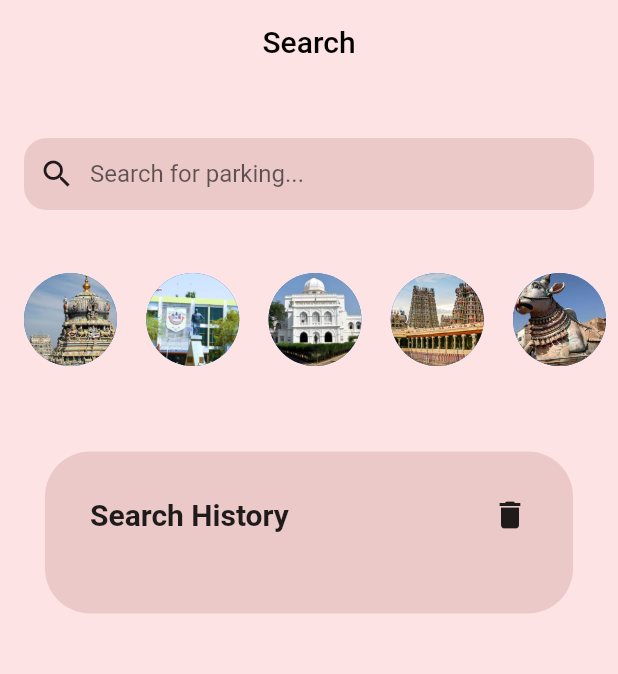
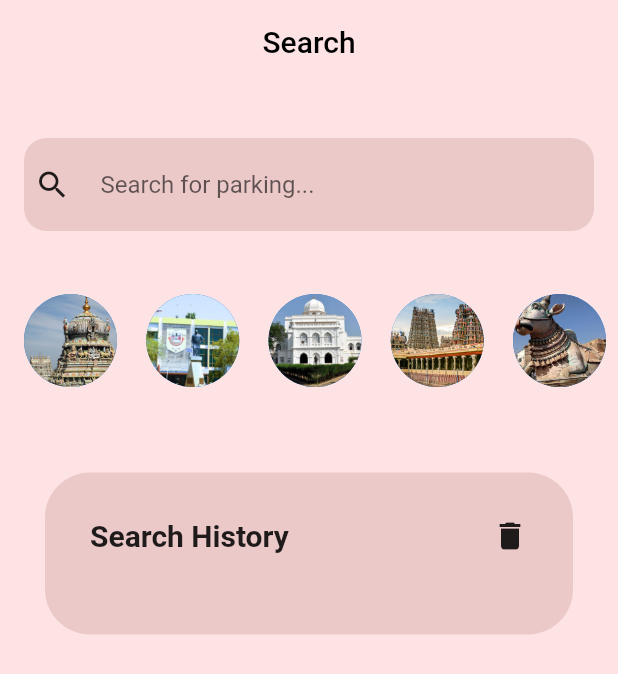
Before and after one commit to dhiyanesh-cyber/car-parking, a Flutter app: the SearchPage screen opened directly, on a phone screen of 412 x 824 dp. Shown: the top 674 px of the screen. Run offline on Flutter 3.47's test engine with Material 2 defaults, Android fonts, the phone set to English and light mode, and no system bars; our stand-ins replace cloud_firestore, firebase_auth, firebase_core, firebase_storage, geolocator, google_maps_flutter and 5 more; missing offline and left inert: android_intent_plus, flutter_polyline_points, pay, upi_india, upi_pay_india; accounts and stored records are empty.

Commit message:
rectify searchbar problem

```diff
--- a/lib/presentation/screens/search/search.dart
+++ b/lib/presentation/screens/search/search.dart
@@ -143,7 +143,7 @@ class _SearchBarState extends State<SearchBar> {
       padding: const EdgeInsets.all(16.0),
       child: GestureDetector(
         onTap: () {
-          // Clear focus to dismiss the keyboard and suggestion box
+          // Clear focus to dismiss the keyboard
           FocusScope.of(context).unfocus();
         },
         child: Container(
@@ -152,8 +152,10 @@ class _SearchBarState extends State<SearchBar> {
             borderRadius: BorderRadius.circular(15),
           ),
           child: Padding(
-            padding: const EdgeInsets.symmetric(horizontal: 10),
-            child: Row(
+            padding: const EdgeInsets.all(7.0),
+            child: Column(
+              children: [
+                Row(
                   children: [
                     Icon(Icons.search),
                     SizedBox(width: 10),
@@ -167,7 +169,7 @@ class _SearchBarState extends State<SearchBar> {
                         decoration: InputDecoration(
                           hintText: 'Search for parking...',
                           border: InputBorder.none,
-                      contentPadding: EdgeInsets.symmetric(vertical: 14),
+                          contentPadding: EdgeInsets.symmetric(horizontal: 10, vertical: 14),
                         ),
                       ),
                     ),
@@ -181,12 +183,32 @@ class _SearchBarState extends State<SearchBar> {
                       ),
                   ],
                 ),
+                if (isSuggestionVisible)
+                  Container(
+                    color: Colors.white,
+                    child: Column(
+                      children: widget.searchResults.map((snapshot) {
+                        String parkingName = snapshot.get('parkingName');
+                        return ListTile(
+                          title: Text(parkingName),
+                          onTap: () {
+                            widget.onTapResult(parkingName);
+                          },
+                        );
+                      }).toList(),
+                    ),
+                  ),
+              ],
+            ),
           ),
         ),
       ),
     );
   }
 }
+
+
+
 
 
 
```
Lines whose indentation alone changed are shown as unchanged.
